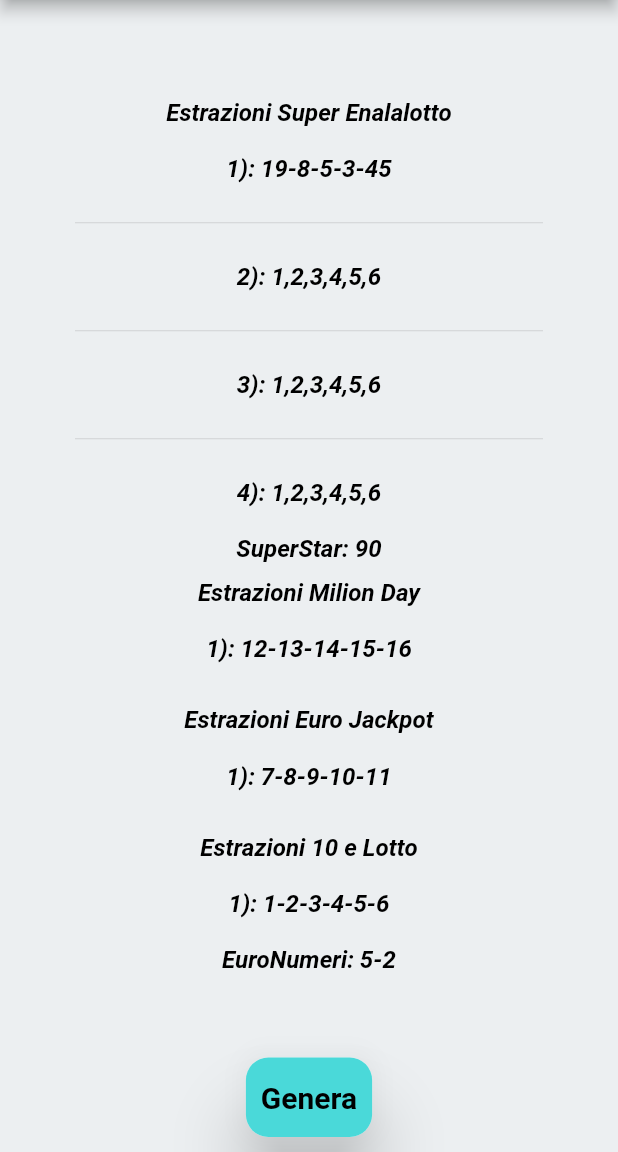
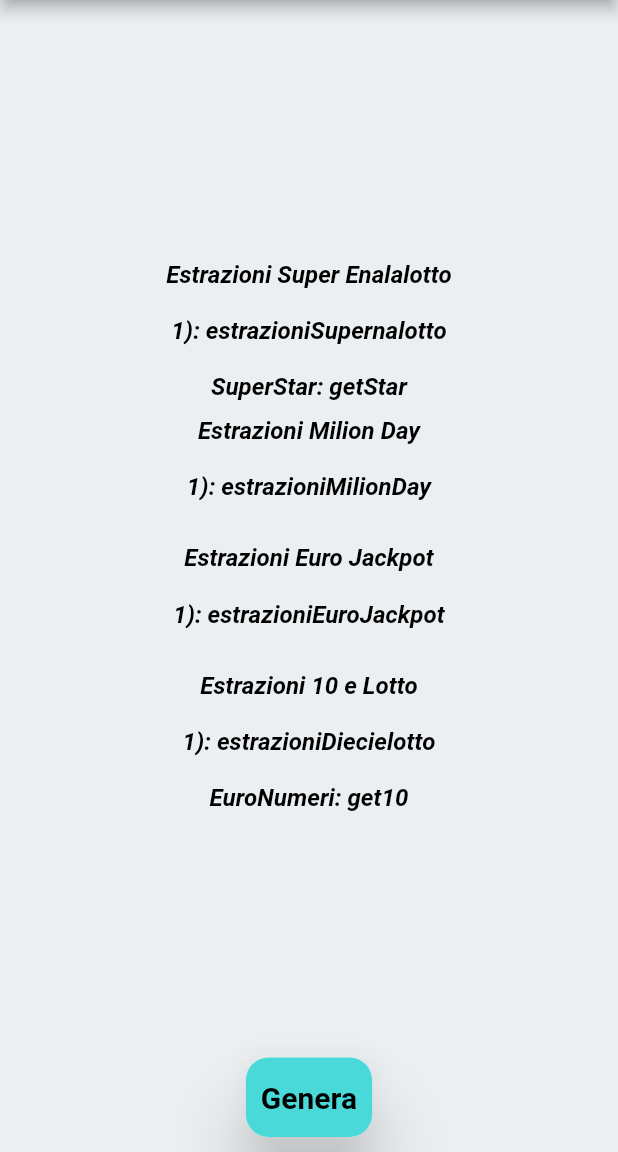
Before and after one commit to dummy1969/FlutterSuperEnalottoCleanCode, a Flutter app: the screen it shows after launch, after a tap on "Genera", on a phone screen of 412 x 824 dp, the part 84-1236 px from its top. Run offline on Flutter 3.47's test engine with Material 2 defaults, Android fonts, the light colour scheme and no system bars; our stand-ins replace equatable, flutter_bloc; Roboto replaces fonts that are missing (Rubik).

Commit message:
implementato gestione state con bloc

```diff
--- /dev/null
+++ b/lib/2_application/pages/home/bloc/home_bloc.dart
@@ -0,0 +1,28 @@
+import 'package:flutter/material.dart';
+import 'package:flutter_bloc/flutter_bloc.dart';
+import 'package:equatable/equatable.dart';
+
+part 'home_event.dart';
+part 'home_state.dart';
+
+class HomeBloc extends Bloc<HomeEvent, HomeState> {
+  HomeBloc() : super(HomeInitial()) {
+    on<EstrazioniRequestedEvent>((event, emit) async {
+      emit(HomeLoading());
+      //genera nuove estrazioni
+      debugPrint(
+          'ora devi recuperare nuove estrazioni dalla business logic sottostante nel modello');
+      await Future.delayed(const Duration(seconds: 1));
+      debugPrint('estrazioni generate');
+      emit(const HomeLoaded(
+          estrazioniSupernalotto: ['estrazioniSupernalotto'],
+          estrazioniMilionDay: ['estrazioniMilionDay'],
+          estrazioniEuroJackpot: ['estrazioniEuroJackpot'],
+          estrazioniDiecielotto: ['estrazioniDiecielotto'],
+          get10: 'get10',
+          getStar: 'getStar'));
+
+      //emit(const HomeError(errorMessage: 'errorMessage'));
+    });
+  }
+}
--- /dev/null
+++ b/lib/2_application/pages/home/bloc/home_event.dart
@@ -0,0 +1,10 @@
+part of 'home_bloc.dart';
+
+abstract class HomeEvent extends Equatable {
+  const HomeEvent();
+
+  @override
+  List<Object> get props => [];
+}
+
+class EstrazioniRequestedEvent extends HomeEvent {}
--- /dev/null
+++ b/lib/2_application/pages/home/bloc/home_state.dart
@@ -0,0 +1,38 @@
+// ignore_for_file: public_member_api_docs, sort_constructors_first
+part of 'home_bloc.dart';
+
+abstract class HomeState extends Equatable {
+  const HomeState();
+
+  @override
+  List<Object> get props => [];
+}
+
+class HomeInitial extends HomeState {}
+
+class HomeLoading extends HomeState {}
+
+class HomeLoaded extends HomeState {
+  final List<String> estrazioniSupernalotto;
+  final String? getStar;
+  final List<String> estrazioniMilionDay;
+  final List<String> estrazioniEuroJackpot;
+  final List<String> estrazioniDiecielotto;
+  final String? get10;
+
+  const HomeLoaded({
+    required this.estrazioniSupernalotto,
+    this.getStar,
+    required this.estrazioniMilionDay,
+    required this.estrazioniEuroJackpot,
+    required this.estrazioniDiecielotto,
+    this.get10,
+  });
+}
+
+class HomeError extends HomeState {
+  final String errorMessage;
+  const HomeError({
+    required this.errorMessage,
+  });
+}
--- a/lib/2_application/pages/home/home_page.dart
+++ b/lib/2_application/pages/home/home_page.dart
@@ -1,10 +1,25 @@
 import 'package:flutter/material.dart';
+import 'package:flutter_bloc/flutter_bloc.dart';
+import 'package:flutter_superenalotto_cleancode/2_application/pages/home/bloc/home_bloc.dart';
 import 'package:flutter_superenalotto_cleancode/2_application/pages/home/widgets/custom_button.dart';
+import 'package:flutter_superenalotto_cleancode/2_application/pages/home/widgets/error_message.dart';
 import 'package:flutter_superenalotto_cleancode/2_application/pages/home/widgets/home_field.dart';
 import 'package:provider/provider.dart';
 
 import '../../core/services/theme_service.dart';
 import 'package:flutter_superenalotto_cleancode/2_application/core/constant.dart';
+
+class HomePageWrapperProvider extends StatelessWidget {
+  const HomePageWrapperProvider({super.key});
+
+  @override
+  Widget build(BuildContext context) {
+    return BlocProvider(
+      create: (context) => HomeBloc(),
+      child: const HomePage(),
+    );
+  }
+}
 
 class HomePage extends StatelessWidget {
   const HomePage({super.key});
@@ -32,42 +47,49 @@
         padding: const EdgeInsets.symmetric(horizontal: 50),
         child: Column(
           mainAxisAlignment: MainAxisAlignment.start,
-          children: const [
-            SizedBox(
+          children: [
+            const SizedBox(
               height: k_heightMargin,
             ),
-            Expanded(
-                child: Center(
-                    child: HomeWidget(
-              estrazioniDiecielotto: ['1-2-3-4-5-6'],
-              estrazioniEuroJackpot: ['7-8-9-10-11'],
-              estrazioniMilionDay: ['12-13-14-15-16'],
-              estrazioniSupernalotto: [
-                '19-8-5-3-45',
-                '1,2,3,4,5,6',
-                '1,2,3,4,5,6',
-                '1,2,3,4,5,6'
-              ],
-              getStar: '90',
-              get10: '5-2',
+            Expanded(child: Center(child: BlocBuilder<HomeBloc, HomeState>(
+              builder: (context, state) {
+                if (state is HomeInitial) {
+                  return Text(
+                    'Genera nuovi numeri',
+                    style: themeData.textTheme.bodyText1,
+                  );
+                } else if (state is HomeLoading) {
+                  return CircularProgressIndicator(
+                      color: themeData.colorScheme.secondary);
+                } else if (state is HomeLoaded) {
+                  return HomeWidget(
+                    estrazioniDiecielotto: state.estrazioniDiecielotto,
+                    estrazioniEuroJackpot: state.estrazioniEuroJackpot,
+                    estrazioniMilionDay: state.estrazioniMilionDay,
+                    estrazioniSupernalotto: state.estrazioniSupernalotto,
+                    getStar: state.getStar,
+                    get10: state.get10,
+                  );
+                } else if (state is HomeError) {
+                  return ErrorMessage(message: state.errorMessage);
+                }
+                return const SizedBox();
+              },
             )
 
-                    /*
+                /*
                   CircularProgressIndicator(
                       color: themeData.colorScheme.secondary),
 */
 
-                    /*Text(
-              'Genera nuovi numeri',
-              style: themeData.textTheme.bodyText1,
-            )
+                /*
             */
-                    )),
-            SizedBox(
+                )),
+            const SizedBox(
               height: k_heightMargin,
             ),
-            CustomButtom(),
-            SizedBox(
+            const CustomButtom(),
+            const SizedBox(
               height: k_heightMargin,
             ),
           ],
--- a/lib/2_application/pages/home/widgets/custom_button.dart
+++ b/lib/2_application/pages/home/widgets/custom_button.dart
@@ -1,6 +1,7 @@
 //import 'package:advicer/2_application/pages/advice/cubit/advicer_cubit.dart';
 import 'package:flutter/material.dart';
 import 'package:flutter_bloc/flutter_bloc.dart';
+import 'package:flutter_superenalotto_cleancode/2_application/pages/home/bloc/home_bloc.dart';
 
 class CustomButtom extends StatelessWidget {
   const CustomButtom({super.key});
@@ -12,6 +13,7 @@
     return InkResponse(
       onTap: () {
         debugPrint('Botton Pressed');
+        BlocProvider.of<HomeBloc>(context).add(EstrazioniRequestedEvent());
         //BlocProvider.of<AdvicerCubit>(context).adviceRequested();
       },
       child: Material(
--- /dev/null
+++ b/lib/2_application/pages/home/widgets/error_message.dart
@@ -0,0 +1,29 @@
+import 'package:flutter/material.dart';
+
+class ErrorMessage extends StatelessWidget {
+  final String message;
+  const ErrorMessage({super.key, required this.message});
+
+  @override
+  Widget build(BuildContext context) {
+    final themeData = Theme.of(context);
+    return Column(
+      mainAxisAlignment: MainAxisAlignment.center,
+      children: [
+        const Icon(
+          Icons.error,
+          size: 40,
+          color: Colors.redAccent,
+        ),
+        const SizedBox(
+          height: 20,
+        ),
+        Text(
+          message,
+          style: themeData.textTheme.headline1,
+          textAlign: TextAlign.center,
+        )
+      ],
+    );
+  }
+}
--- a/lib/main.dart
+++ b/lib/main.dart
@@ -22,7 +22,7 @@
         themeMode: themeService.isDarkModeOn ? ThemeMode.dark : ThemeMode.light,
         theme: AppTheme.lightTheme,
         darkTheme: AppTheme.darkTheme,
-        home: const HomePage(),
+        home: const HomePageWrapperProvider(),
       );
     });
   }
--- a/pubspec.yaml
+++ b/pubspec.yaml
@@ -15,9 +15,10 @@
   equatable: ^2.0.5
   flutter:
     sdk: flutter
+  provider: ^6.0.3
   flutter_bloc: ^8.1.1
   get_it: ^7.2.0
-  provider: ^6.0.3
+
 
   # The following adds the Cupertino Icons font to your application.
   # Use with the CupertinoIcons class for iOS style icons.
```
